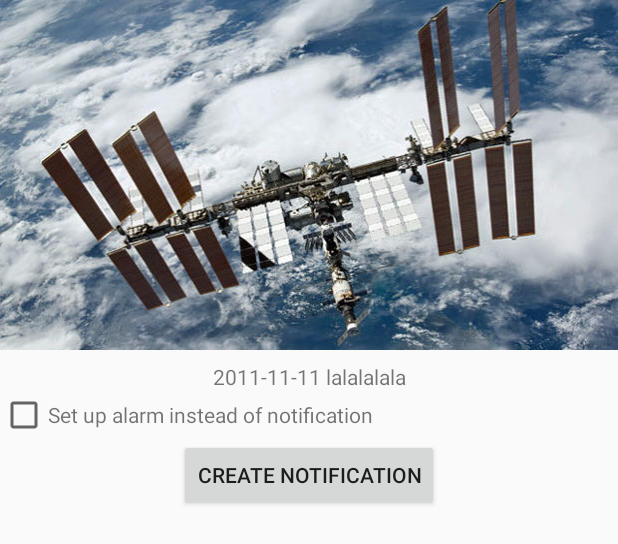
After one commit to vohsalab/Stargazer, an Android app: the layout fragment_meet_details.xml on its own in the app's theme, with its tools: preview values and no code run, on a phone screen of 412 x 824 dp. The commit adds this screen. Shown: the top 544 px of the screen. Run offline under Robolectric (Android 15) with nearby library versions, the phone set to English and light mode, and no system bars.

Commit message:
added listview with meet times. Listview item click starts details fragment

```diff
--- a/app/src/main/java/com/firstsputnik/stargazer/API/NetworkFactory.java
+++ b/app/src/main/java/com/firstsputnik/stargazer/API/NetworkFactory.java
@@ -108,6 +108,7 @@ public class NetworkFactory {
                     fragment.getActivity().getContentResolver().insert(MeetColumns.CONTENT_URI, values.values());
 
                 }
+                fragment.populateMeetTimesView();
             }
 
             @Override
--- a/app/src/main/java/com/firstsputnik/stargazer/Model/ISSPassesResponse.java
+++ b/app/src/main/java/com/firstsputnik/stargazer/Model/ISSPassesResponse.java
@@ -12,7 +12,7 @@ public class ISSPassesResponse {
     private Integer duration;
     @SerializedName("risetime")
     @Expose
-    private Integer risetime;
+    private Long risetime;
 
     /**
      *
@@ -37,7 +37,7 @@ public class ISSPassesResponse {
      * @return
      * The risetime
      */
-    public Integer getRisetime() {
+    public Long getRisetime() {
         return risetime;
     }
 
@@ -46,7 +46,7 @@ public class ISSPassesResponse {
      * @param risetime
      * The risetime
      */
-    public void setRisetime(Integer risetime) {
+    public void setRisetime(Long risetime) {
         this.risetime = risetime;
     }
 
--- a/app/src/main/java/com/firstsputnik/stargazer/Provider/meet/MeetCursor.java
+++ b/app/src/main/java/com/firstsputnik/stargazer/Provider/meet/MeetCursor.java
@@ -31,10 +31,10 @@ public class MeetCursor extends AbstractCursor implements MeetModel {
      * Cannot be {@code null}.
      */
     @NonNull
-    public Date getDatetime() {
-        Date res = getDateOrNull(MeetColumns.DATETIME);
+    public long getDatetime() {
+        Long res = getLongOrNull(MeetColumns.DATETIME);
         if (res == null)
             throw new NullPointerException("The value of 'datetime' in the database was null, which is not allowed according to the model definition");
-        return res;
+        return res.longValue();
     }
 }
--- a/app/src/main/java/com/firstsputnik/stargazer/Provider/meet/MeetModel.java
+++ b/app/src/main/java/com/firstsputnik/stargazer/Provider/meet/MeetModel.java
@@ -17,5 +17,5 @@ public interface MeetModel extends BaseModel {
      * Cannot be {@code null}.
      */
     @NonNull
-    Date getDatetime();
+    long getDatetime();
 }
--- /dev/null
+++ b/app/src/main/res/layout/fragment_meet_details.xml
@@ -0,0 +1,47 @@
+<FrameLayout xmlns:android="http://schemas.android.com/apk/res/android"
+    xmlns:tools="http://schemas.android.com/tools"
+    android:layout_width="match_parent"
+    android:layout_height="match_parent"
+    tools:context="com.firstsputnik.stargazer.View.MeetDetailsFragment">
+
+    <LinearLayout
+        android:layout_width="match_parent"
+        android:layout_height="match_parent"
+        android:orientation="vertical">
+        <ImageView
+            android:layout_width="match_parent"
+            android:layout_height="wrap_content"
+            android:src="@drawable/iss1_620"
+            android:scaleType="fitXY"/>
+        <TextView
+            android:id="@+id/details_date"
+            android:layout_width="match_parent"
+            android:layout_height="wrap_content"
+            tools:text="2011-11-11 lalalalala"
+            android:gravity="center_horizontal"
+            android:layout_marginTop="8dp"
+            />
+        <LinearLayout
+            android:layout_width="match_parent"
+            android:layout_height="wrap_content">
+            <CheckBox
+                android:id="@+id/alarm_checkbox"
+                android:layout_width="wrap_content"
+                android:layout_height="wrap_content"
+                />
+            <TextView
+                android:layout_width="wrap_content"
+                android:layout_height="wrap_content"
+                android:text="@string/set_up_alarm_checkbox"/>
+
+        </LinearLayout>
+        <Button
+            android:layout_width="wrap_content"
+            android:layout_height="wrap_content"
+            android:layout_gravity="center_horizontal"
+            android:text="@string/create_notification"/>
+
+
+    </LinearLayout>
+
+</FrameLayout>
--- a/app/src/main/res/layout/fragment_meet_is.xml
+++ b/app/src/main/res/layout/fragment_meet_is.xml
@@ -1,3 +1,5 @@
-<ListView android:layout_width="wrap_content"
+<ListView    xmlns:android="http://schemas.android.com/apk/res/android"
+    android:id="@+id/meet_times"
+    android:layout_width="wrap_content"
     android:layout_height="wrap_content"
-    xmlns:android="http://schemas.android.com/apk/res/android" />
+  />
--- a/app/src/main/res/values/strings.xml
+++ b/app/src/main/res/values/strings.xml
@@ -10,4 +10,6 @@
 
     <!-- TODO: Remove or change this placeholder text -->
     <string name="hello_blank_fragment">Hello blank fragment</string>
+    <string name="set_up_alarm_checkbox">Set up alarm instead of notification</string>
+    <string name="create_notification">Create notification</string>
 </resources>
```
Also changed, not shown: app/src/main/java/com/firstsputnik/stargazer/Provider/meet/MeetContentValues.java (+2 -6 lines), app/src/main/java/com/firstsputnik/stargazer/View/MeetDetailsFragment.java (added, +50 -0 lines), app/src/main/java/com/firstsputnik/stargazer/View/MeetISSFragment.java (+79 -8 lines), app/src/main/res/drawable-hdpi/iss1_620.jpg (added), app/src/main/res/drawable-mdpi/iss1_620.jpg (added), app/src/main/res/drawable-xhdpi/iss1_620.jpg (added), app/src/main/res/drawable-xxhdpi/iss1_620.jpg (added).
